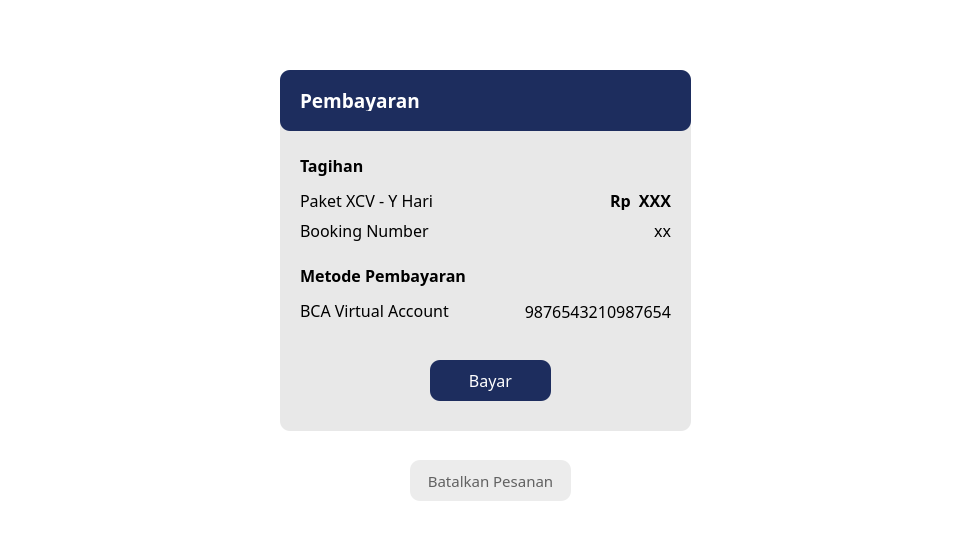
First picture: the form in transaksi.ui, repository stellaribli/Tuciwir, before the edit.
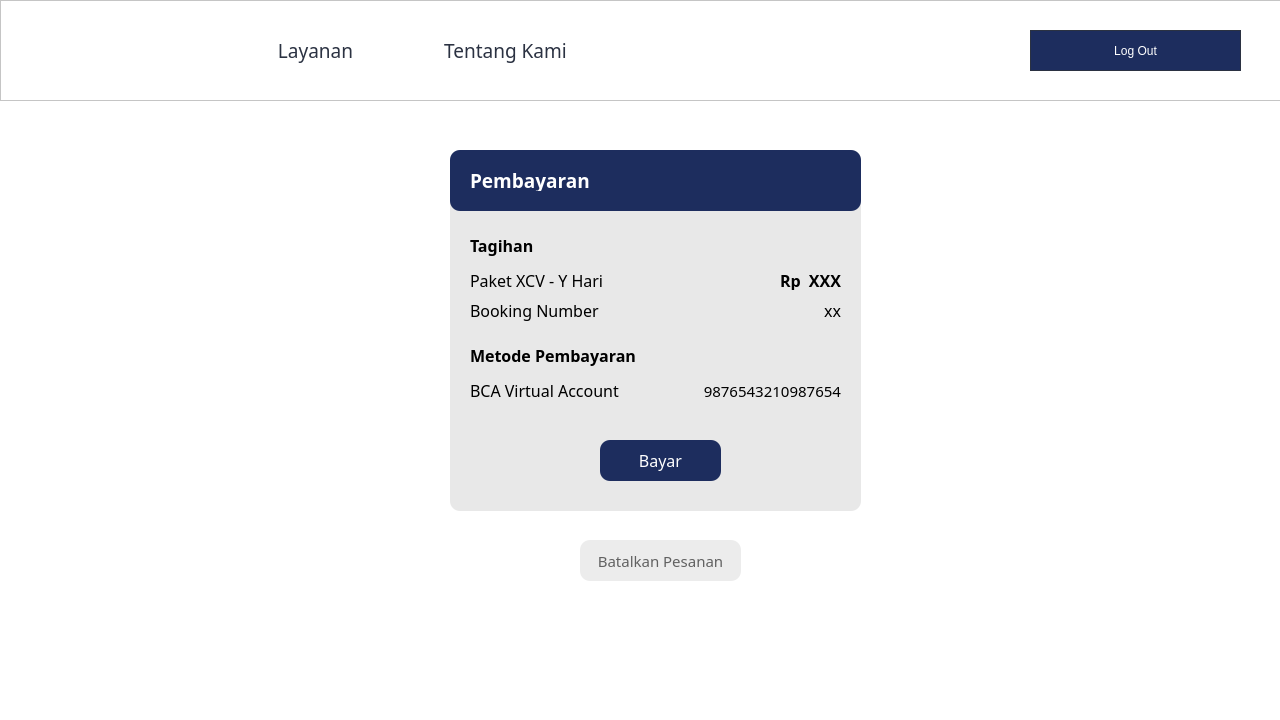
Second picture: the form after the edit. Icons and pictures are not drawn.

```diff
--- a/transaksi.ui
+++ b/transaksi.ui
@@ -6,8 +6,8 @@
    <rect>
     <x>0</x>
     <y>0</y>
-    <width>960</width>
-    <height>558</height>
+    <width>1280</width>
+    <height>720</height>
    </rect>
   </property>
   <property name="windowTitle">
@@ -19,8 +19,8 @@
   <widget class="QFrame" name="tagihan">
    <property name="geometry">
     <rect>
-     <x>280</x>
-     <y>70</y>
+     <x>450</x>
+     <y>150</y>
      <width>411</width>
      <height>361</height>
     </rect>
@@ -127,12 +127,16 @@
     </property>
     <property name="font">
      <font>
-      <family>Mulish</family>
-      <pointsize>12</pointsize>
-      <weight>50</weight>
+      <family>Mulish ExtraBold</family>
+      <pointsize>11</pointsize>
+      <weight>10</weight>
+      <italic>false</italic>
       <bold>false</bold>
      </font>
     </property>
+    <property name="styleSheet">
+     <string notr="true">font: 81 11pt &quot;Mulish ExtraBold&quot;;</string>
+    </property>
     <property name="text">
      <string>&lt;html&gt;&lt;head/&gt;&lt;body&gt;&lt;p align=&quot;right&quot;&gt;9876543210987654&lt;/p&gt;&lt;/body&gt;&lt;/html&gt;</string>
     </property>
@@ -274,8 +278,8 @@
   <widget class="QPushButton" name="cancel">
    <property name="geometry">
     <rect>
-     <x>410</x>
-     <y>460</y>
+     <x>580</x>
+     <y>540</y>
      <width>161</width>
      <height>41</height>
     </rect>
@@ -302,6 +306,126 @@
     <string>Batalkan Pesanan</string>
    </property>
   </widget>
+  <widget class="QFrame" name="frame">
+   <property name="geometry">
+    <rect>
+     <x>0</x>
+     <y>0</y>
+     <width>1281</width>
+     <height>101</height>
+    </rect>
+   </property>
+   <property name="styleSheet">
+    <string notr="true">background: #FFFFFF;</string>
+   </property>
+   <property name="frameShape">
+    <enum>QFrame::StyledPanel</enum>
+   </property>
+   <property name="frameShadow">
+    <enum>QFrame::Raised</enum>
+   </property>
+   <widget class="QPushButton" name="logoutbutton">
+    <property name="geometry">
+     <rect>
+      <x>1030</x>
+      <y>30</y>
+      <width>211</width>
+      <height>41</height>
+     </rect>
+    </property>
+    <property name="styleSheet">
+     <string notr="true">QPushButton{ 
+	background-color: #1D2D5E; color:#FFFFFF;
+	font: 15pt &quot;Mulish&quot;;
+	border-radius: 13.25760269165039px;
+	border: 1.4px solid #2B3242;
+}
+
+ QPushButton:hover {
+	background-color: #4A577E; color:#fff;
+	border: 1.4px solid #2B3242;
+ }</string>
+    </property>
+    <property name="text">
+     <string>Log Out</string>
+    </property>
+   </widget>
+   <widget class="QPushButton" name="aboutmebutton">
+    <property name="geometry">
+     <rect>
+      <x>420</x>
+      <y>30</y>
+      <width>171</width>
+      <height>41</height>
+     </rect>
+    </property>
+    <property name="font">
+     <font>
+      <family>Mulish</family>
+      <pointsize>14</pointsize>
+      <weight>50</weight>
+      <italic>false</italic>
+      <bold>false</bold>
+     </font>
+    </property>
+    <property name="styleSheet">
+     <string notr="true">color:#000000;
+color: #2B3242;
+font: 14pt &quot;Mulish&quot;;
+Border: 0px;</string>
+    </property>
+    <property name="text">
+     <string>Tentang Kami</string>
+    </property>
+   </widget>
+   <widget class="QPushButton" name="layananbutton_4">
+    <property name="geometry">
+     <rect>
+      <x>230</x>
+      <y>30</y>
+      <width>171</width>
+      <height>41</height>
+     </rect>
+    </property>
+    <property name="font">
+     <font>
+      <family>Mulish</family>
+      <pointsize>14</pointsize>
+      <weight>50</weight>
+      <italic>false</italic>
+      <bold>false</bold>
+     </font>
+    </property>
+    <property name="styleSheet">
+     <string notr="true">color:#000000;
+color: #2B3242;
+font: 14pt &quot;Mulish&quot;;
+Border: 0px;</string>
+    </property>
+    <property name="text">
+     <string>Layanan</string>
+    </property>
+   </widget>
+   <widget class="QLabel" name="label_2">
+    <property name="geometry">
+     <rect>
+      <x>50</x>
+      <y>30</y>
+      <width>141</width>
+      <height>41</height>
+     </rect>
+    </property>
+    <property name="text">
+     <string/>
+    </property>
+    <property name="pixmap">
+     <pixmap>img/logo aksel.png</pixmap>
+    </property>
+    <property name="scaledContents">
+     <bool>true</bool>
+    </property>
+   </widget>
+  </widget>
  </widget>
  <resources/>
  <connections/>
```
